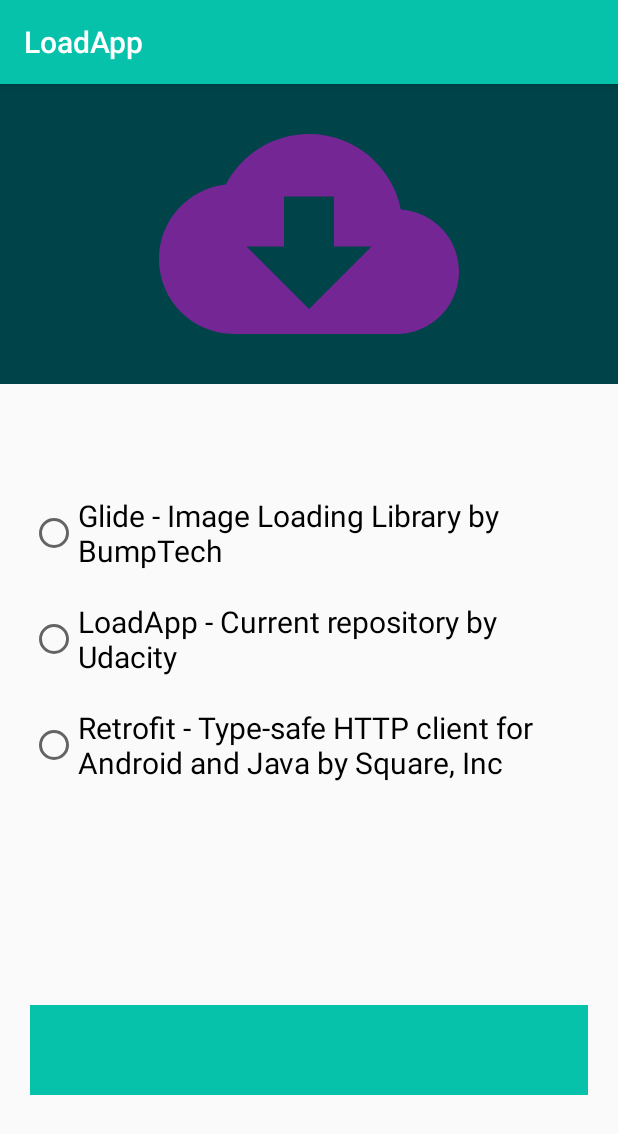
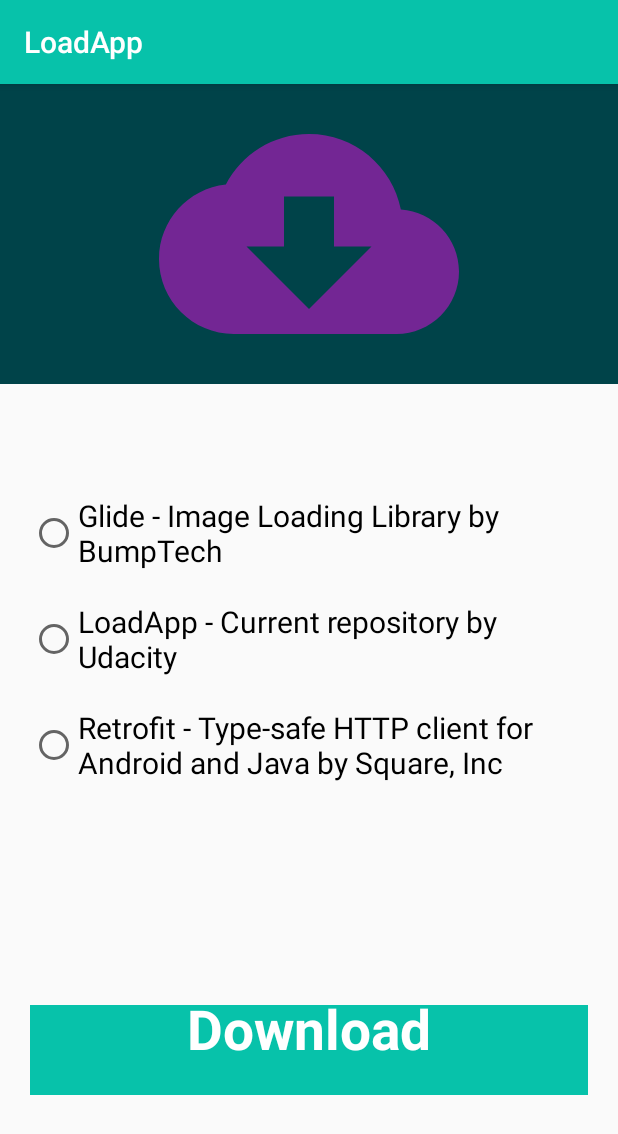
Before and after one commit to ValBasova/LoadApp, an Android app: the screen it shows after launch (MainActivity), on a phone screen of 412 x 824 dp. Shown: the top 1134 px of the screen. Run offline under Robolectric (Android 15) with nearby library versions, the phone set to English and light mode, and no system bars.

Commit message:
add cust arrt textColor to LoadButton

```diff
--- a/app/src/main/java/com/udacity/LoadingButton.kt
+++ b/app/src/main/java/com/udacity/LoadingButton.kt
@@ -21,11 +21,12 @@ class LoadingButton @JvmOverloads constructor(
     private val paint = Paint(Paint.ANTI_ALIAS_FLAG).apply {
         style = Paint.Style.FILL
         textAlign = Paint.Align.CENTER
-        textSize = 35.0f
+        textSize = 55.0f
         typeface = Typeface.create("", Typeface.BOLD)
     }
 
     private var downloadBackgroundColor = 0
+    private var textColor = 0
 
     private var buttonState: ButtonState by Delegates.observable<ButtonState>(ButtonState.Completed) { p, old, new ->
 
@@ -35,6 +36,7 @@ class LoadingButton @JvmOverloads constructor(
     init {
         context.withStyledAttributes(attrs, R.styleable.LoadingButton) {
             downloadBackgroundColor = getColor(R.styleable.LoadingButton_downloadColor, 0)
+            textColor = getColor(R.styleable.LoadingButton_textColor, 0)
         }
     }
 
@@ -43,6 +45,10 @@ class LoadingButton @JvmOverloads constructor(
         super.onDraw(canvas)
         paint.color = downloadBackgroundColor
         canvas?.drawRect(0f, 0f, widthSize.toFloat(), heightSize.toFloat(), paint)
+
+        paint.color = textColor
+        val label = resources.getString(R.string.download)
+        canvas?.drawText(label, (widthSize / 2).toFloat(), (heightSize / 2).toFloat(), paint)
     }
 
     override fun onMeasure(widthMeasureSpec: Int, heightMeasureSpec: Int) {
--- a/app/src/main/res/layout/content_main.xml
+++ b/app/src/main/res/layout/content_main.xml
@@ -51,6 +51,7 @@
         android:layout_height="60dp"
         android:layout_margin="20dp"
         app:downloadColor="@color/colorPrimary"
+        app:textColor="@color/white"
         app:layout_constraintBottom_toBottomOf="parent"
         app:layout_constraintEnd_toEndOf="parent"
         app:layout_constraintStart_toStartOf="parent"
--- a/app/src/main/res/values/attrs.xml
+++ b/app/src/main/res/values/attrs.xml
@@ -2,5 +2,6 @@
 <resources>
     <declare-styleable name="LoadingButton">
         <attr name="downloadColor" format="color" />
+        <attr name="textColor" format="color" />
     </declare-styleable>
 </resources>
--- a/app/src/main/res/values/strings.xml
+++ b/app/src/main/res/values/strings.xml
@@ -24,5 +24,6 @@
     <string name="status">Status:</string>
     <string name="ok">OK</string>
     <string name="open_details">Open Details</string>
+    <string name="download">Download</string>
 
 </resources>
```
